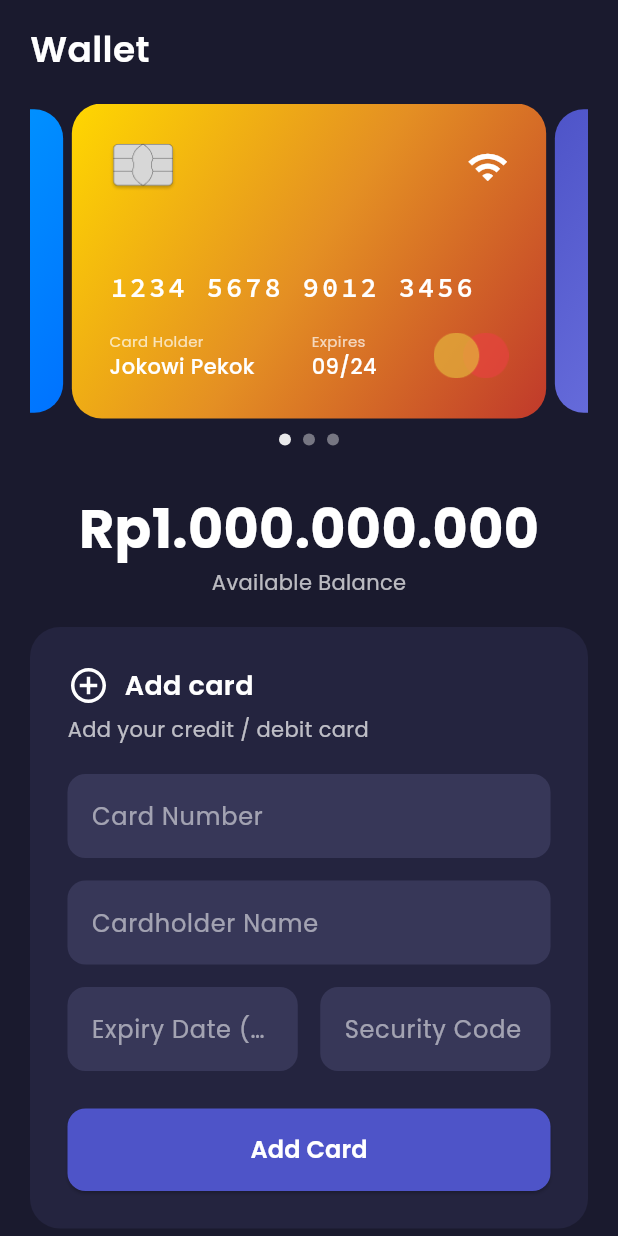
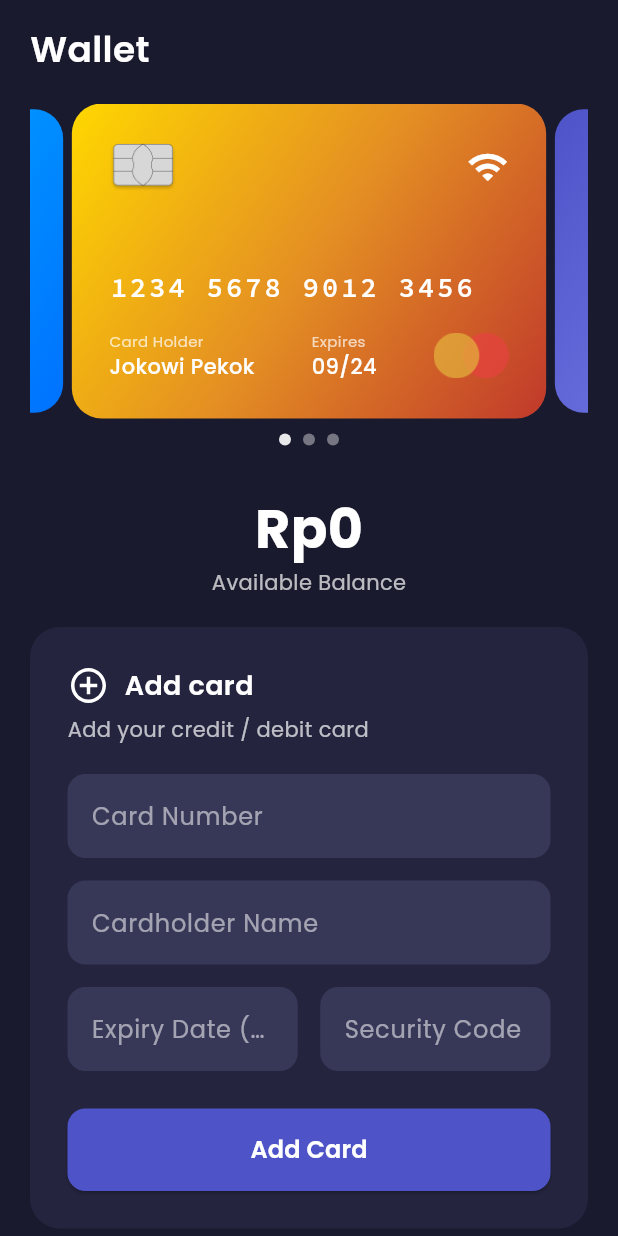
Before and after one commit to vann10/projek_pab_duit, a Flutter app: the WalletScreen screen opened by its route, on a phone screen of 412 x 824 dp. Run offline on Flutter 3.47's test engine with Material 3 defaults, Android fonts, the phone set to English and light mode, and no system bars; drawn by our look-alikes of carousel_slider; our stand-ins replace another_flushbar, equatable, flutter_bloc, flutter_boxicons, google_fonts, sqflite; accounts and stored records are empty.

Commit message:
get dompet

```diff
--- a/lib/widgets/credit_card.dart
+++ b/lib/widgets/credit_card.dart
@@ -1,6 +1,8 @@
 import 'package:flutter/material.dart';
 import 'package:flutter_boxicons/flutter_boxicons.dart';
 import 'package:google_fonts/google_fonts.dart';
+import 'package:intl/intl.dart';
+import 'package:projek_pab_duit/db/database_helper.dart';
 
 class CreditCardModel {
   final String cardHolderName;
@@ -150,10 +152,30 @@ class BalanceWidget extends StatelessWidget {
   @override
   Widget build(BuildContext context) {
     return Center(
-      child: Column(
+      child: FutureBuilder<int>(
+        future: DatabaseHelper.instance.getTotalSaldo(),
+        builder: (context, snapshot) {
+          if (snapshot.connectionState == ConnectionState.waiting) {
+            return const CircularProgressIndicator();
+          } else if (snapshot.hasError) {
+            return Text(
+              'Error: ${snapshot.error}',
+              style: GoogleFonts.poppins(color: Colors.red),
+            );
+          } else {
+            final total = snapshot.data ?? 0;
+
+            final formattedSaldo = NumberFormat.currency(
+              locale: 'id_ID',
+              symbol: 'Rp',
+              decimalDigits: 0,
+            ).format(total);
+
+            return Column(
+              mainAxisSize: MainAxisSize.min,
               children: [
                 Text(
-            'Rp1.000.000.000',
+                  formattedSaldo,
                   style: GoogleFonts.poppins(
                     color: Colors.white,
                     fontSize: 36,
@@ -162,9 +184,15 @@ class BalanceWidget extends StatelessWidget {
                 ),
                 Text(
                   'Available Balance',
-            style: GoogleFonts.poppins(color: Colors.white70, fontSize: 14),
+                  style: GoogleFonts.poppins(
+                    color: Colors.white70,
+                    fontSize: 14,
+                  ),
                 ),
               ],
+            );
+          }
+        },
       ),
     );
   }
```
Lines whose indentation alone changed are shown as unchanged.
